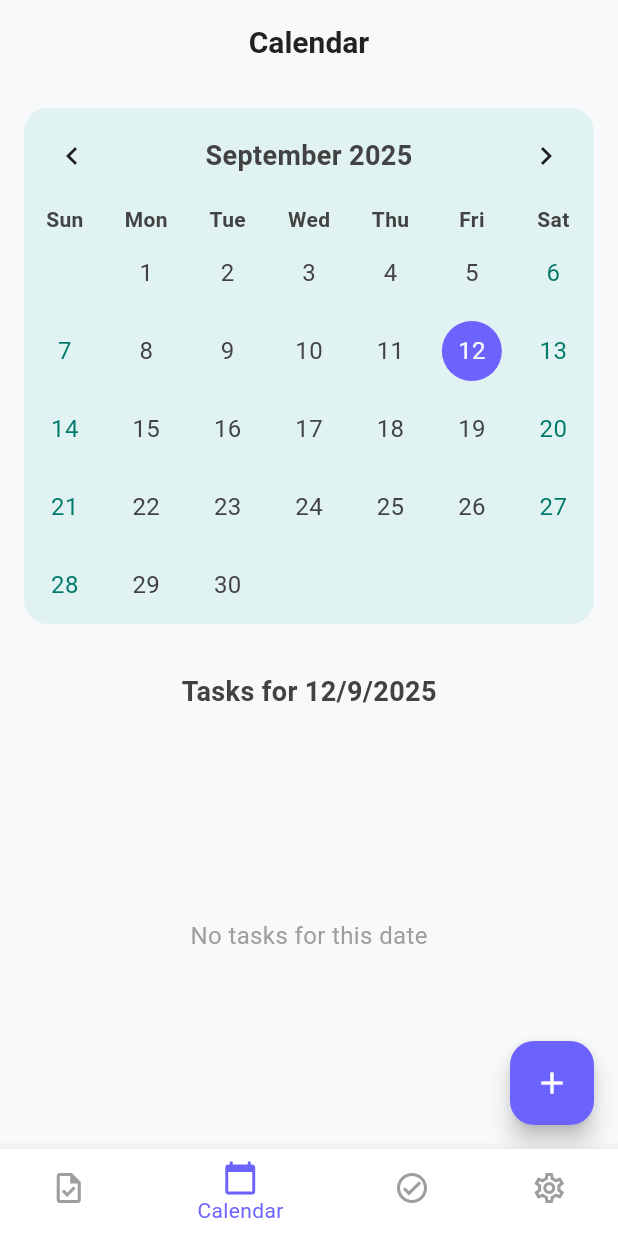
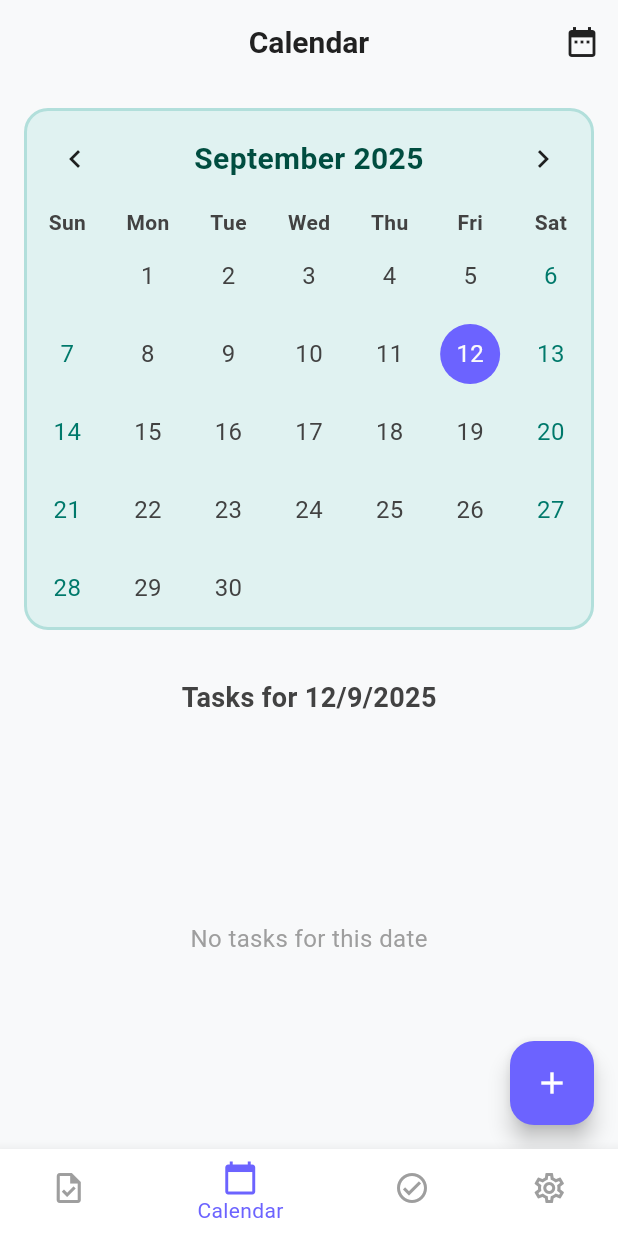
Before and after one commit to eggr7/mind_of_two, a Flutter app: the screen it shows after launch, item 2 of the bottom bar chosen, on a phone screen of 412 x 824 dp. Run offline on Flutter 3.47's test engine with Material 3 defaults, Android fonts, the phone set to English and light mode, and no system bars; drawn by our look-alikes of table_calendar; our stand-ins replace hive, hive_flutter; accounts and stored records are empty.

Commit message:
Add date picker to CalendarScreen and enhance UI with improved styling

```diff
--- a/lib/screens/calendar_screen.dart
+++ b/lib/screens/calendar_screen.dart
@@ -72,6 +72,25 @@ class _CalendarScreenState extends State<CalendarScreen> {
         title: const Text("Calendar"),
         backgroundColor: Colors.transparent,
         elevation: 0,
+        actions: [
+          IconButton(
+            icon: const Icon(Icons.date_range),
+            onPressed: () async {
+              final DateTime? picked = await showDatePicker(
+                context: context,
+                initialDate: _selectedDay ?? DateTime.now(),
+                firstDate: DateTime(2020),
+                lastDate: DateTime(2030),
+              );
+              if (picked != null && picked != _selectedDay) {
+                setState(() {
+                  _selectedDay = picked;
+                  _focusedDay = picked;
+                });
+              }
+            },
+          ),
+        ],
       ),
       body: Column(
         children: [
@@ -80,6 +99,10 @@ class _CalendarScreenState extends State<CalendarScreen> {
             decoration: BoxDecoration(
               color: const Color(0xFFE0F2F1), // You can change this color
               borderRadius: BorderRadius.circular(16),
+              border: Border.all(
+                color: const Color(0xFFB2DFDB), // You can change this color
+                width: 2,
+              ),
             ),
             child: TableCalendar(
               firstDay: DateTime.utc(2020, 1, 1),
@@ -149,8 +172,9 @@ class _CalendarScreenState extends State<CalendarScreen> {
                 titleCentered: true,
                 formatButtonVisible: false,
                 titleTextStyle: const TextStyle(
-                  fontSize: 18,
-                  fontWeight: FontWeight.w600,
+                  fontSize: 20,
+                  fontWeight: FontWeight.bold,
+                  color: Color(0xFF004D40), // You can change this color
                 ),
               ),
               daysOfWeekHeight: 20,
```
